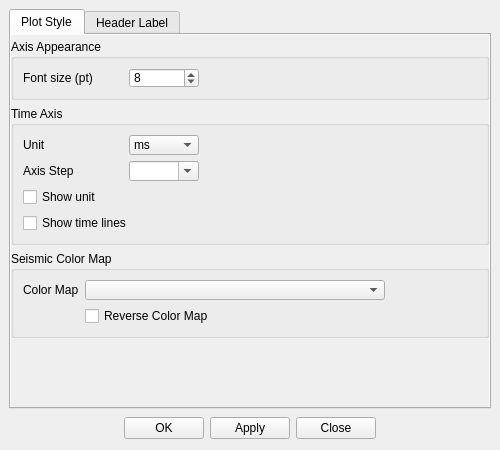
This is SeiSeeMp/axisdialog.ui in wangweiwei104/SeiSee as Qt 5 draws it before an edit. The edited form follows.
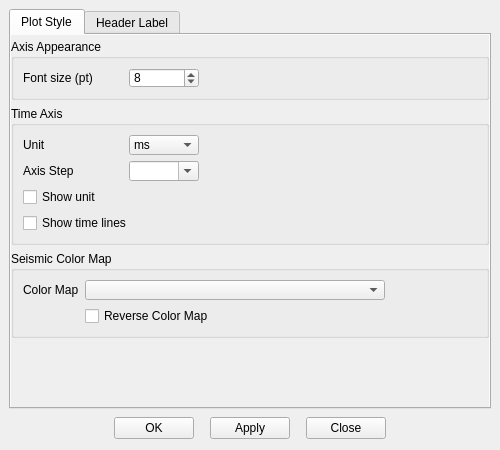
This is the edited form. Icons and pictures are not drawn. Custom widgets are drawn as their Qt base class.

Commit message: 优化取消当前正在拾取的提示按钮显示效果（改为醒目的红色加粗）；优化两个界面的底部按钮的间距

Diff of the .ui file:
```diff
--- a/SeiSeeMp/axisdialog.ui
+++ b/SeiSeeMp/axisdialog.ui
@@ -633,7 +633,7 @@
      </property>
      <layout class="QHBoxLayout" name="horizontalLayout_2">
       <property name="spacing">
-       <number>6</number>
+       <number>16</number>
       </property>
       <property name="leftMargin">
        <number>2</number>
```
The commit also changes 4 other files.
